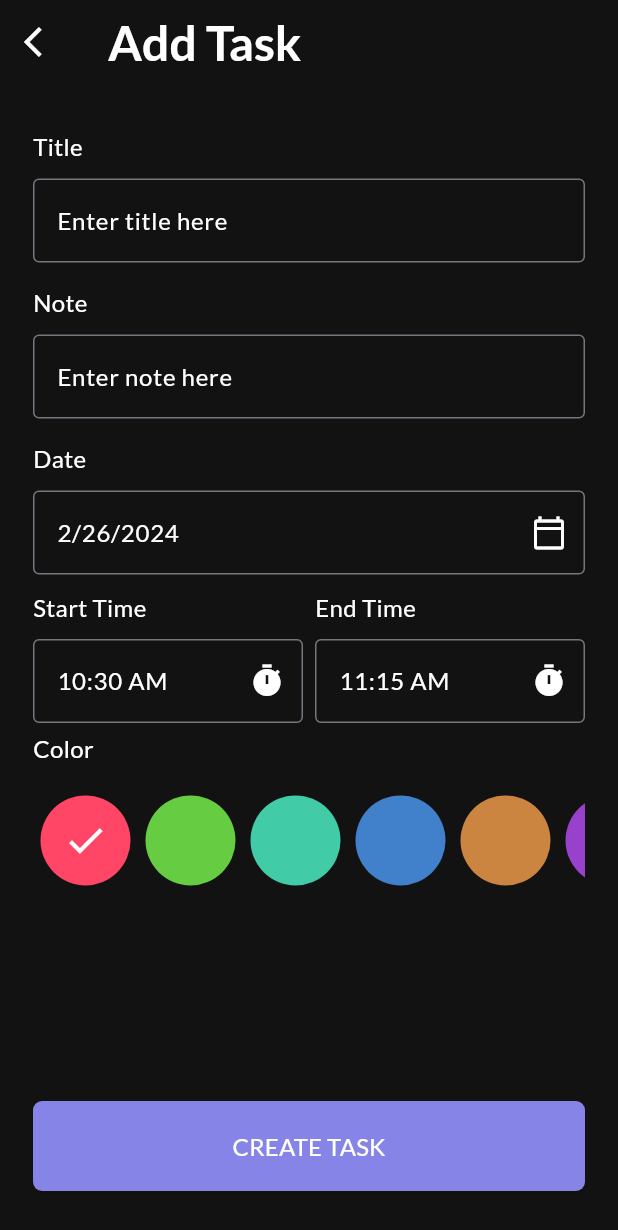
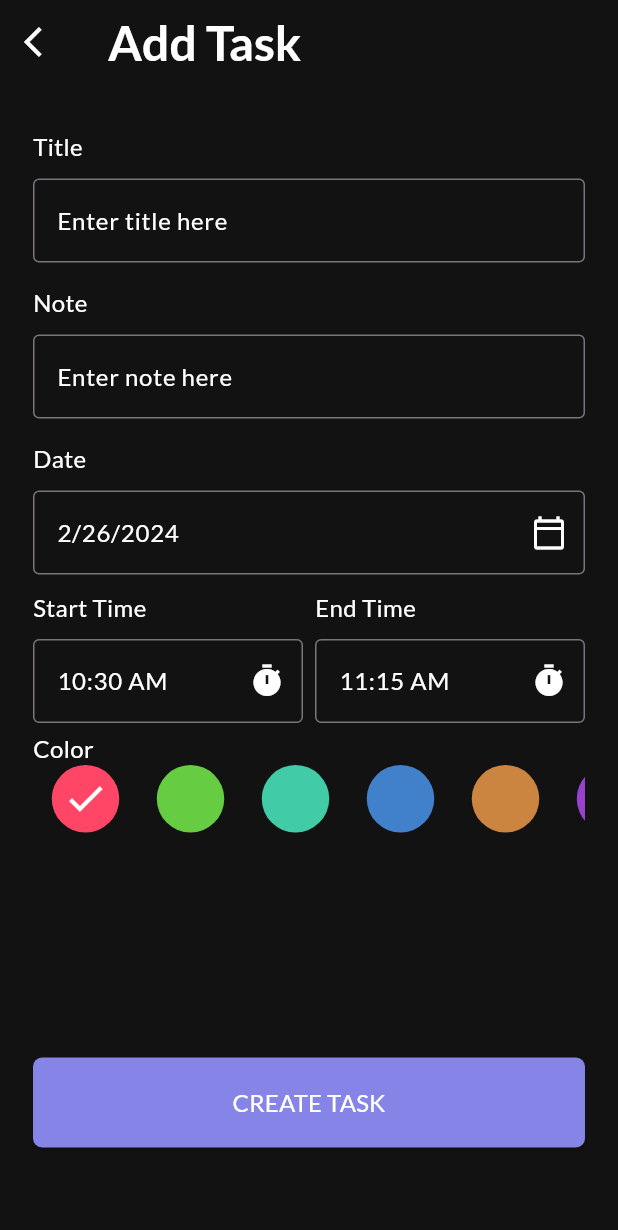
Before and after one commit to AbdelrahmanZeid/Up-To-Do-App, a Flutter app: the AddTaskView screen opened directly, on a phone screen of 412 x 824 dp. Shown: the top 1230 px of the screen. Run offline on Flutter 3.47's test engine with Material 3 defaults, Android fonts, the phone set to English and light mode, and no system bars; our stand-ins replace date_picker_timeline, flutter_screenutil, get_it, google_fonts, shared_preferences, smooth_page_indicator; accounts and stored records are empty.

Commit message:
make app responsive and refactor code

```diff
--- a/lib/features/task/presentation/views/add_task_view.dart
+++ b/lib/features/task/presentation/views/add_task_view.dart
@@ -54,11 +54,12 @@ class _AddTaskViewBodyState extends State<AddTaskViewBody> {
 
   DateTime currentDate = DateTime.now();
 
-  int currentIndex=0;
+  int currentIndex = 0;
 
   @override
   Widget build(BuildContext context) {
     return Form(
+      child: SingleChildScrollView(
         child: Padding(
           padding: const EdgeInsets.symmetric(
             vertical: 30,
@@ -153,7 +154,8 @@ class _AddTaskViewBodyState extends State<AddTaskViewBody> {
               const SizedBox(
                 height: 5,
               ),
-            Expanded(
+              SizedBox(
+                height: 68,
                 child: Column(
                   crossAxisAlignment: CrossAxisAlignment.start,
                   children: [
@@ -199,9 +201,9 @@ class _AddTaskViewBodyState extends State<AddTaskViewBody> {
                               horizontal: 5,
                             ),
                             child: GestureDetector(
-                            onTap: (){
+                              onTap: () {
                                 setState(() {
-                                 currentIndex=index;
+                                  currentIndex = index;
                                 });
                               },
                               child: CircleAvatar(
@@ -209,11 +211,13 @@ class _AddTaskViewBodyState extends State<AddTaskViewBody> {
                                 backgroundColor: getColor(
                                   index,
                                 ),
-                              child:currentIndex==index? const Icon(
+                                child: currentIndex == index
+                                    ? const Icon(
                                         Icons.check,
                                         size: 30,
                                         color: AppColor.white,
-                              ):null,
+                                      )
+                                    : null,
                               ),
                             ),
                           );
@@ -224,7 +228,9 @@ class _AddTaskViewBodyState extends State<AddTaskViewBody> {
                   ],
                 ),
               ),
-            const Spacer(),
+              const SizedBox(
+                height:150,
+              ),
               CustomElevatedButton(
                 color: AppColor.primary,
                 onPressed: () {},
@@ -236,6 +242,7 @@ class _AddTaskViewBodyState extends State<AddTaskViewBody> {
             ],
           ),
         ),
+      ),
     );
   }
 }
--- a/pubspec.yaml
+++ b/pubspec.yaml
@@ -41,6 +41,7 @@ dependencies:
   get_it: ^7.6.7
   intl: ^0.18.0
   date_picker_timeline: ^1.2.5
+  flutter_screenutil: ^5.9.0
 
 dev_dependencies:
   flutter_test:
```
Also changed, not shown: lib/app.dart (+16 -4 lines), lib/features/home/presentation/widgets/task_widget.dart (added), pubspec.lock. Lines whose indentation alone changed are shown as unchanged.
